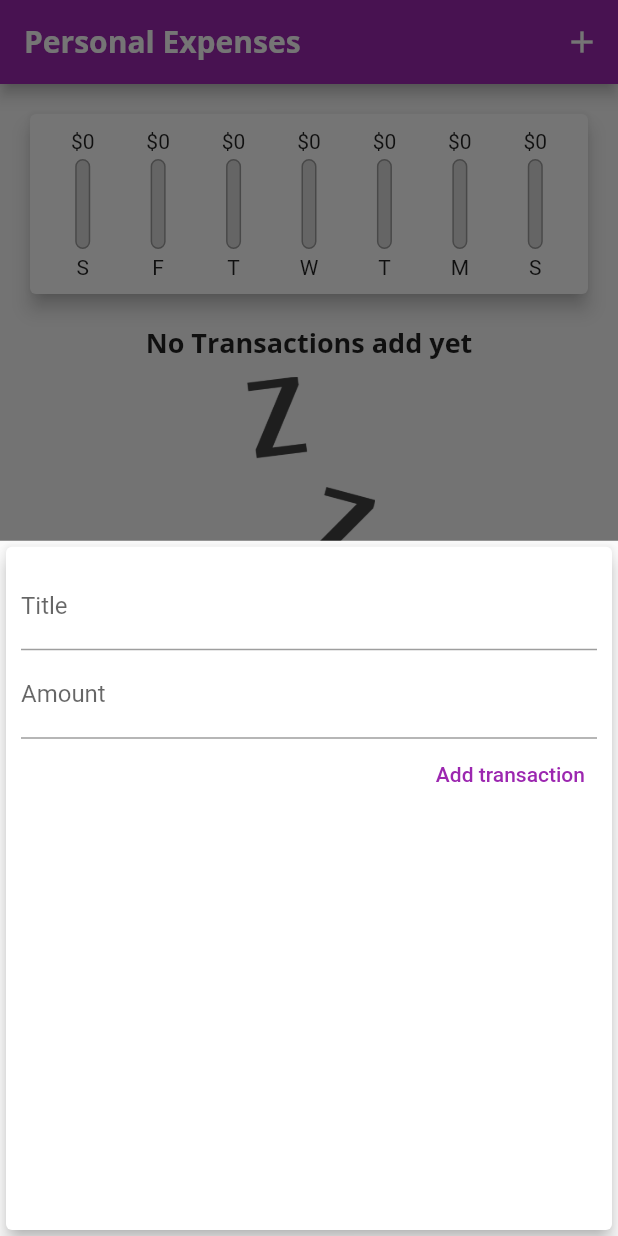
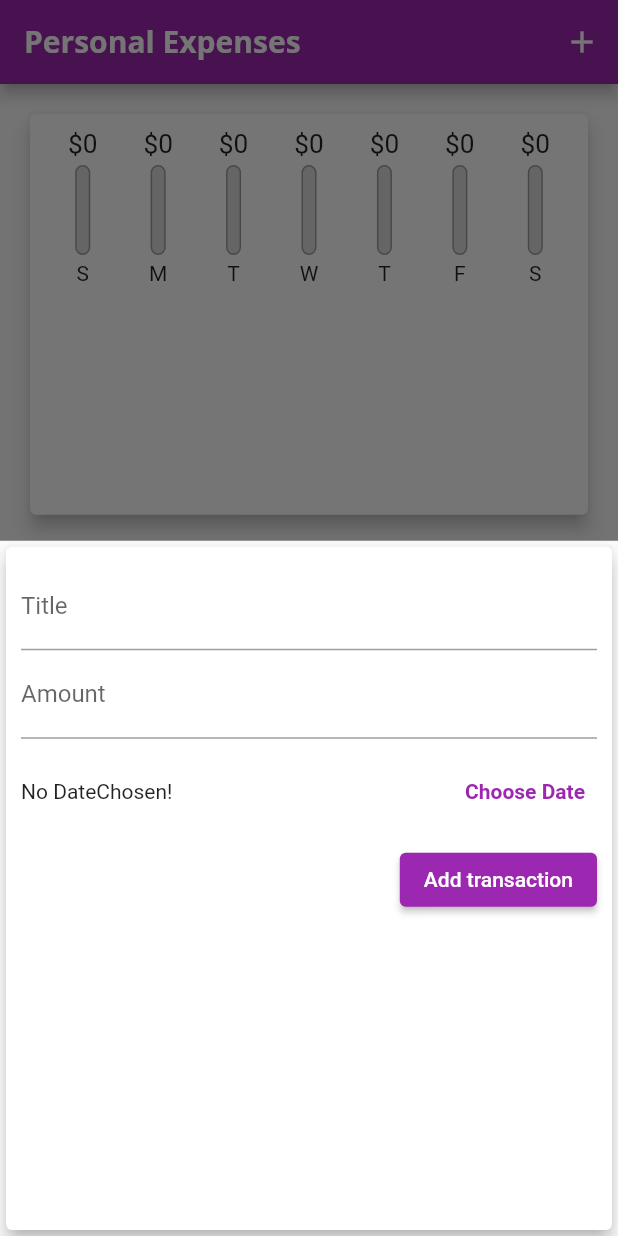
Before and after one commit to jamil-qn/expense-planner-flutter-app, a Flutter app: the screen it shows after launch, after a tap on the "add" icon, on a phone screen of 412 x 824 dp. Run offline on Flutter 3.47's test engine with Material 2 defaults, Android fonts, the phone set to English and light mode, and no system bars; missing offline and left inert: dart:js.

Commit message:
add calendar for select the like date and add in transaction

```diff
--- a/lib/main.dart
+++ b/lib/main.dart
@@ -1,3 +1,5 @@
+import 'dart:js';
+
 import 'package:flutter/material.dart';
 import './widgets/transaction_list.dart';
 import './widgets/new_transaction.dart';
@@ -15,18 +17,22 @@ class MyApp extends StatelessWidget {
       theme: ThemeData(
           primarySwatch: Colors.purple, //add custom theme for all app
           accentColor: Colors.amber, //add custom theme for floatButton
+          errorColor: Colors.red,
           fontFamily: 'Quicksand',
-          textTheme: ThemeData.light().textTheme.copyWith( //add custom font for all title
+          textTheme: ThemeData.light().textTheme.copyWith(
+              //add custom font for all title
               title: TextStyle(
                   fontFamily: 'OpenSans',
                   fontWeight: FontWeight.bold,
                   fontSize: 18)),
-          appBarTheme: AppBarTheme( //add custom font for title appbar
+          appBarTheme: AppBarTheme(
+              //add custom font for title appbar
               textTheme: ThemeData.light().textTheme.copyWith(
                     title: TextStyle(
                         fontFamily: 'OpenSans',
                         fontSize: 20,
                         fontWeight: FontWeight.bold),
+                    button: TextStyle(color: Colors.white),
                   ))),
       home: MyHomePage(),
     );
@@ -56,11 +62,12 @@ class _MyHomePageState extends State<MyHomePage> {
     }).toList();
   }
 
-  void _addNewTransaction(String txTitle, double txAmount) {
+  void _addNewTransaction(
+      String txTitle, double txAmount, DateTime chosenDate) {
     final newTx = Transaction(
         title: txTitle,
         amount: txAmount,
-        date: DateTime.now(),
+        date: chosenDate,
         id: DateTime.now().toString());
 
     setState(() {
@@ -80,10 +87,15 @@ class _MyHomePageState extends State<MyHomePage> {
         });
   }
 
+  void _deleteTransaction(String id) {
+    setState(() {
+      _usertransactions.removeWhere((tx) => tx.id == id);
+    });
+  }
+
   @override
   Widget build(BuildContext context) {
-    return Scaffold(
-      appBar: AppBar(
+    final appBar = AppBar(
       title: Text(
         'Personal Expenses',
       ),
@@ -93,14 +105,26 @@ class _MyHomePageState extends State<MyHomePage> {
           icon: Icon(Icons.add),
         )
       ],
-      ),
+    );
+    return Scaffold(
+      appBar: appBar,
       body: SingleChildScrollView(
         child: Column(
           // mainAxisAlignment: MainAxisAlignment.start,
           crossAxisAlignment: CrossAxisAlignment.center,
           children: [
-            Chart(_recentTransactions),
-            TransactionList(_usertransactions)
+            Container(
+                height: (MediaQuery.of(context).size.height -
+                        appBar.preferredSize.height -
+                        MediaQuery.of(context).padding.top) *
+                    0.4,
+                child: Chart(_recentTransactions)),
+            Container(
+                height: (MediaQuery.of(context).size.height -
+                        appBar.preferredSize.height -
+                        MediaQuery.of(context).padding.top) *
+                    0.6,
+                child: TransactionList(_usertransactions, _deleteTransaction))
           ],
         ),
       ),
--- a/lib/widgets/chart.dart
+++ b/lib/widgets/chart.dart
@@ -28,7 +28,7 @@ class Chart extends StatelessWidget {
         'day': DateFormat.E().format(weekDay).substring(0, 1),
         'amount': totalSun
       };
-    });
+    }).reversed.toList();
   }
 
   double get totalSpending {
@@ -39,7 +39,6 @@ class Chart extends StatelessWidget {
 
   @override
   Widget build(BuildContext context) {
-    print(groupTransactionValues);
     return Card(
       elevation: 5,
       margin: EdgeInsets.all(20),
@@ -50,7 +49,7 @@ class Chart extends StatelessWidget {
           children: groupTransactionValues.map((data) {
             return Flexible(
               fit: FlexFit.tight,
-                        child: ChartBar(
+              child: ChartBar(
                   data['day'] as String,
                   data['amount'] as double,
                   totalSpending == 0.0
--- a/lib/widgets/chart_bar.dart
+++ b/lib/widgets/chart_bar.dart
@@ -10,7 +10,9 @@ class ChartBar extends StatelessWidget {
   Widget build(BuildContext context) {
     return Column(
       children: [
-        FittedBox(child: Text('\$${spendingAmount.toStringAsFixed(0)}')),
+        Container(
+          height: 20,
+          child: FittedBox(child: Text('\$${spendingAmount.toStringAsFixed(0)}'))),
         SizedBox(
           height: 4,
         ),
--- a/lib/widgets/new_transaction.dart
+++ b/lib/widgets/new_transaction.dart
@@ -1,4 +1,5 @@
 import 'package:flutter/material.dart';
+import 'package:intl/intl.dart';
 
 class NewTransaction extends StatefulWidget {
   final Function addTx;
@@ -10,19 +11,38 @@ class NewTransaction extends StatefulWidget {
 }
 
 class _NewTransactionState extends State<NewTransaction> {
-  final titleController = TextEditingController();
+  final _titleController = TextEditingController();
+  final _amountController = TextEditingController();
+  var _selectedDate;
 
-  final amountController = TextEditingController();
-
-  void submitData() {
-    final enteredTitle = titleController.text;
-    final enteredAmount = double.parse(amountController.text);
-    if (enteredTitle.isEmpty || enteredAmount <= 0) {
+  void _submitData() {
+    if(_amountController.text.isEmpty){
+      return;
+    }
+    final enteredTitle = _titleController.text;
+    final enteredAmount = double.parse(_amountController.text);
+    if (enteredTitle.isEmpty || enteredAmount <= 0 || _selectedDate == null) {
       return;
     }
 
-    widget.addTx(enteredTitle, enteredAmount);
+    widget.addTx(enteredTitle, enteredAmount, _selectedDate);
     Navigator.of(context).pop();
+  }
+
+  void _presentDatePicker() {
+    showDatePicker(
+      context: context,
+      initialDate: DateTime.now(),
+      firstDate: DateTime(2019),
+      lastDate: DateTime.now(),
+    ).then((pickedDate) {
+      if (pickedDate == null) {
+        return;
+      }
+      setState(() {
+        _selectedDate = pickedDate;
+      });
+    });
   }
 
   @override
@@ -36,22 +56,45 @@ class _NewTransactionState extends State<NewTransaction> {
           children: [
             TextField(
               decoration: InputDecoration(labelText: 'Title'),
-              controller: titleController,
-              onSubmitted: (_) => submitData(),
+              controller: _titleController,
+              onSubmitted: (_) => _submitData(),
               // onChanged: (value) => titleInput = value,
             ),
             TextField(
               decoration: InputDecoration(labelText: 'Amount'),
-              controller: amountController,
+              controller: _amountController,
               keyboardType: TextInputType.number,
-              onSubmitted: (_) => submitData(),
+              onSubmitted: (_) => _submitData(),
               // keyBoardType: TextInputType.numberWithOptions(decimal: true) //on ios
               // onChanged: (value) => amountInput = value,
             ),
-            TextButton(
+            Container(
+              height: 70,
+              child: Row(
+                children: [
+                  Expanded(
+                    child: Text(_selectedDate == null
+                        ? 'No DateChosen!'
+                        : 'Picked Date: ${DateFormat.yMd().format(_selectedDate)}'),
+                  ),
+                  TextButton(
+                      style: TextButton.styleFrom(
+                          primary: Theme.of(context).primaryColor),
+                      onPressed: _presentDatePicker,
+                      child: Text(
+                        'Choose Date',
+                        style: TextStyle(fontWeight: FontWeight.bold),
+                      ))
+                ],
+              ),
+            ),
+            ElevatedButton(
               child: Text('Add transaction'),
-              style: TextButton.styleFrom(primary: Colors.purple),
-              onPressed: submitData,
+              style: ElevatedButton.styleFrom(
+                  primary: Theme.of(context).primaryColor,
+                  // onPrimary: Theme.of(context).textTheme.button.color),
+                  onPrimary: Colors.white),
+              onPressed: _submitData,
             )
           ],
         ),
```
Also changed, not shown: lib/widgets/transaction_list.dart (+24 -36 lines). Lines whose indentation alone changed are shown as unchanged.
